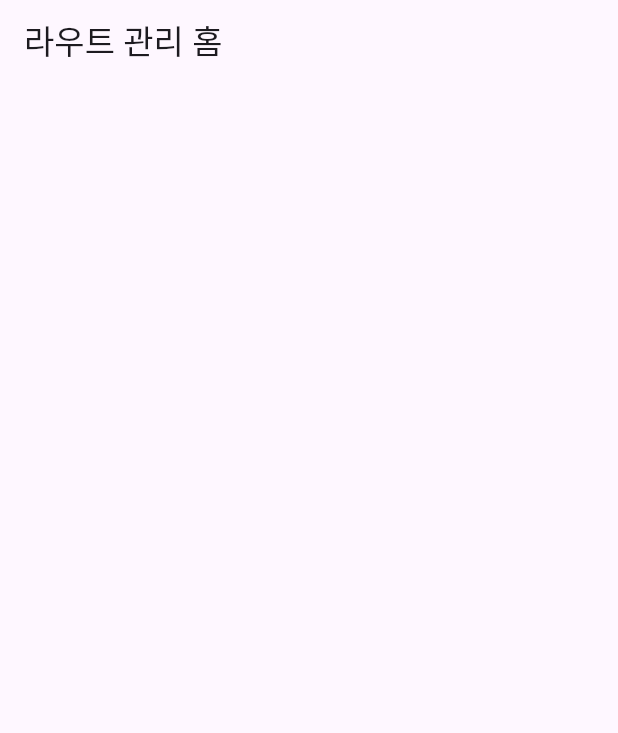
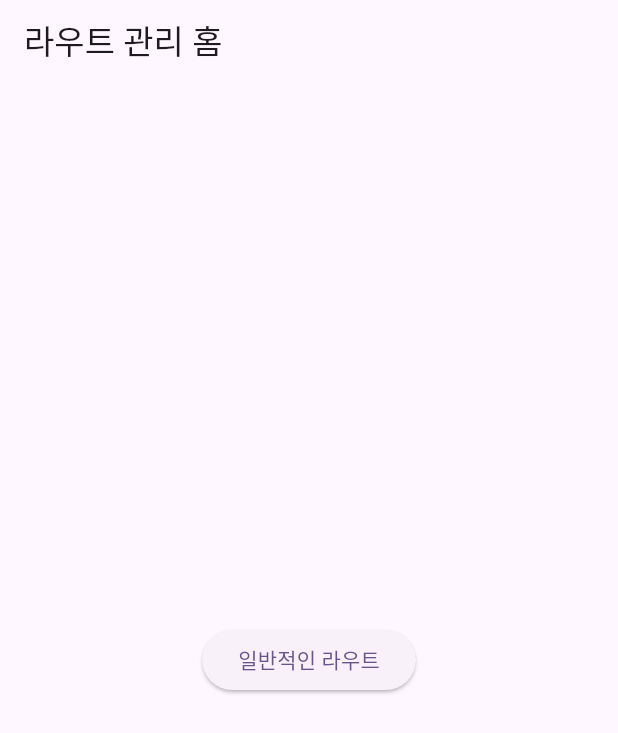
Before and after one commit to Lodny/flutter-getx, a Flutter app: the screen it shows after launch, on a phone screen of 412 x 824 dp. Shown: the top 733 px of the screen. Run offline on Flutter 3.47's test engine with Material 3 defaults, Android fonts, the phone set to English and light mode, and no system bars; our stand-ins replace get.

Commit message:
중앙에 버튼 추가

```diff
--- a/lib/src/page/home.dart
+++ b/lib/src/page/home.dart
@@ -9,6 +9,19 @@ class Home extends StatelessWidget {
       appBar: AppBar(
         title: Text('라우트 관리 홈'),
       ),
+      body: Center(
+        child: Column(
+          mainAxisAlignment: MainAxisAlignment.center,
+          children: [
+            ElevatedButton(
+              onPressed: () {
+                print('pressed');
+              },
+              child: Text('일반적인 라우트'),
+            ),
+          ],
+        ),
+      ),
     );
   }
 }
```
